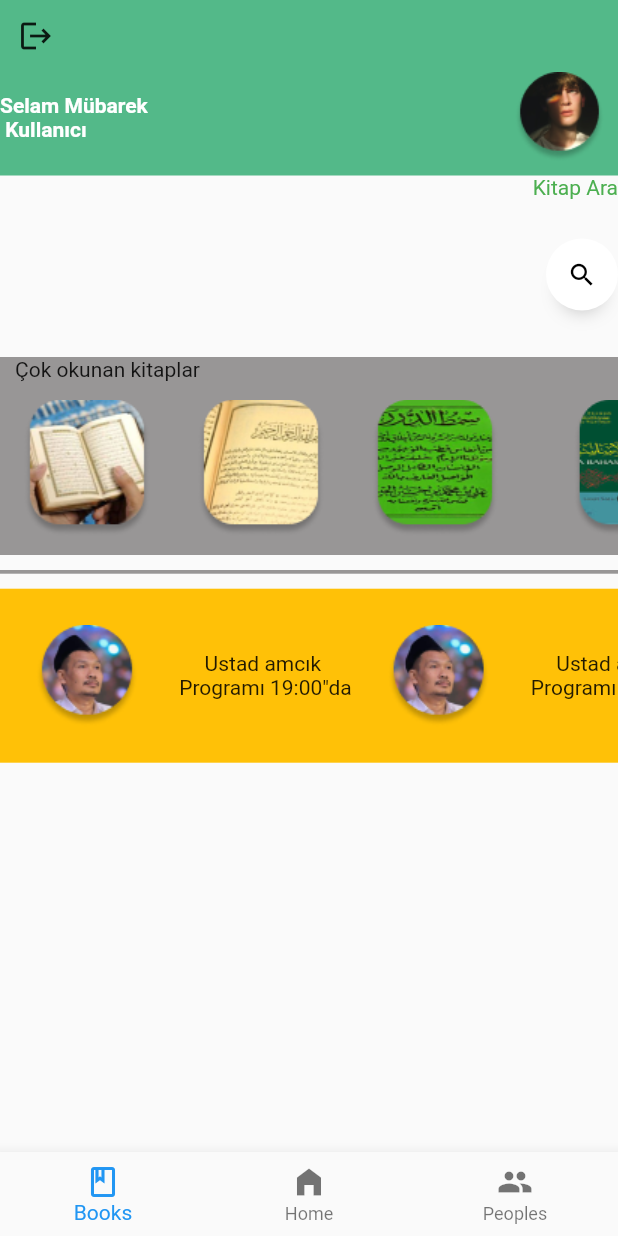
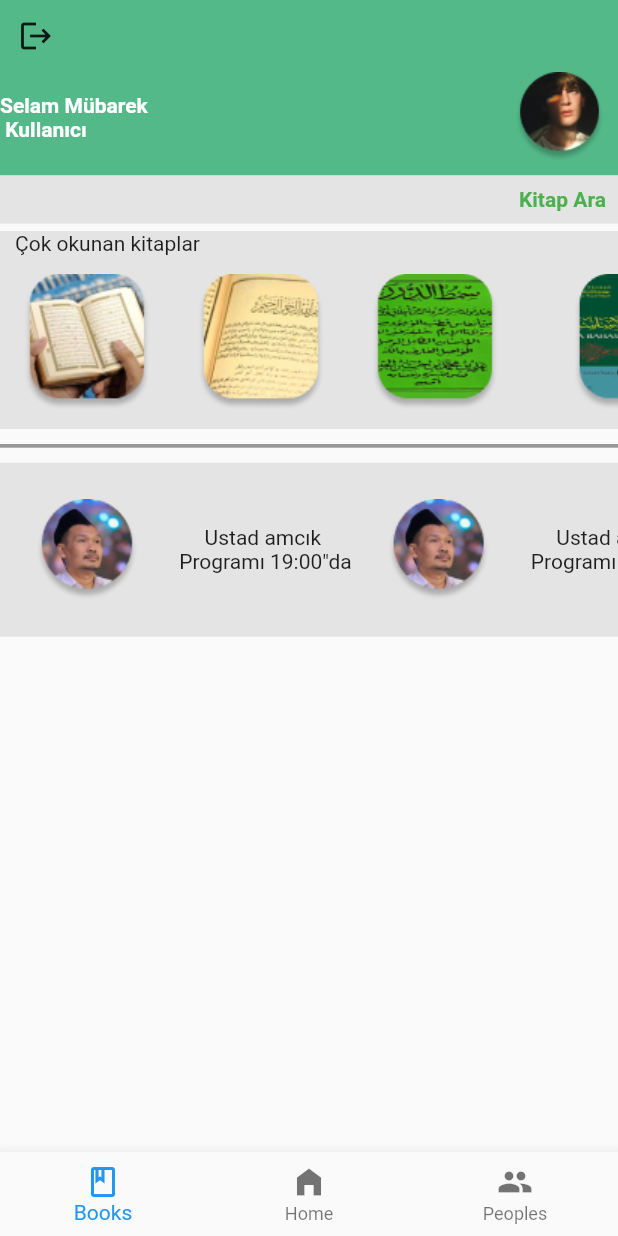
Before and after one commit to EmrSyhn/muslumanproject, a Flutter app: the LoginPage screen opened directly, after a tap on "Login", on a phone screen of 412 x 824 dp. Run offline on Flutter 3.47's test engine with Material 2 defaults, Android fonts, the phone set to English and light mode, and no system bars; drawn by our look-alikes of anim_search_bar.

Commit message:
ufak düzenlemeler

```diff
--- a/lib/login.dart
+++ b/lib/login.dart
@@ -26,13 +26,13 @@ class LoginPage extends StatelessWidget {
                   padding: const EdgeInsets.all(20),
                   child: Column(
                     children: [
-                      TextField(
+                      TextFormField(
                         decoration: InputDecoration(
                             border: UnderlineInputBorder(
                                 borderRadius: BorderRadius.circular(5.0)),
                             hintText: 'Username'),
                       ),
-                      TextField(
+                      TextFormField(
                         decoration: InputDecoration(
                             border: UnderlineInputBorder(
                                 borderRadius: BorderRadius.circular(5.0)),
@@ -43,6 +43,14 @@ class LoginPage extends StatelessWidget {
                 ),
               ),
               ElevatedButton(
+                style: ElevatedButton.styleFrom(
+                  primary: const Color.fromARGB(255, 11, 65, 72),
+                  shadowColor: const Color.fromRGBO(11, 65, 72, 1),
+                  elevation: 3,
+                  shape: RoundedRectangleBorder(
+                      borderRadius: BorderRadius.circular(32.0)),
+                  minimumSize: const Size(232, 45),
+                ),
                 onPressed: () {
                   Navigator.push(
                     context,
@@ -50,7 +58,7 @@ class LoginPage extends StatelessWidget {
                   );
                 },
                 child: const Text('Login'),
-              )
+              ),
             ],
           ),
         ),
--- a/lib/main.dart
+++ b/lib/main.dart
@@ -18,7 +18,7 @@ class MyApp extends StatelessWidget {
     return MaterialApp(
       theme: ThemeData(primaryColor: Colors.green),
       debugShowCheckedModeBanner: false,
-      home: HomePage(),
+      home: const HomePage(),
     );
   }
 }
--- a/lib/userpage.dart
+++ b/lib/userpage.dart
@@ -1,5 +1,5 @@
 import 'package:flutter/material.dart';
-import 'package:anim_search_bar/anim_search_bar.dart';
+// import 'package:anim_search_bar/anim_search_bar.dart';
 
 class UserPage extends StatefulWidget {
   const UserPage({Key? key}) : super(key: key);
@@ -66,35 +66,43 @@ class _UserPageState extends State<UserPage> {
                   ],
                 ),
               ),
-              Column(
-                crossAxisAlignment: CrossAxisAlignment.end,
-                children: [
-                  const Text(
-                    'Kitap Ara',
-                    style: TextStyle(color: Colors.green),
-                  ),
-                  Row(
-                    mainAxisAlignment: MainAxisAlignment.end,
-                    children: [
-                      AnimSearchBar(
-                        helpText: 'Arama yap',
-                        width: 300,
-                        textController: textController,
-                        onSuffixTap: () {
-                          setState(
-                            () {
-                              textController.clear();
-                            },
-                          );
-                        },
+              Container(
+                color: const Color.fromARGB(255, 228, 228, 228),
+                width: MediaQuery.of(context).size.width,
+                child: Padding(
+                  padding: const EdgeInsets.all(8.0),
+                  child: Column(
+                    crossAxisAlignment: CrossAxisAlignment.end,
+                    children: const [
+                      Text(
+                        'Kitap Ara',
+                        style: TextStyle(
+                            color: Colors.green, fontWeight: FontWeight.bold),
                       ),
+                      // Row(
+                      //   mainAxisAlignment: MainAxisAlignment.end,
+                      //   children: [
+                      //     AnimSearchBar(
+                      //       helpText: 'Arama yap',
+                      //       width: 300,
+                      //       textController: textController,
+                      //       onSuffixTap: () {
+                      //         setState(
+                      //           () {
+                      //             textController.clear();
+                      //           },
+                      //         );
+                      //       },
+                      //     ),
+                      //   ],
+                      // ),
                     ],
                   ),
-                ],
+                ),
               ),
               const SizedBox(height: 5),
               Container(
-                color: const Color.fromARGB(255, 152, 150, 150),
+                color: const Color.fromARGB(255, 228, 228, 228),
                 width: MediaQuery.of(context).size.width,
                 child: SingleChildScrollView(
                   scrollDirection: Axis.horizontal,
@@ -140,7 +148,7 @@ class _UserPageState extends State<UserPage> {
               ),
               const SizedBox(height: 10),
               Container(
-                color: Colors.amber,
+                color: const Color.fromARGB(255, 228, 228, 228),
                 width: MediaQuery.of(context).size.width,
                 child: SingleChildScrollView(
                   scrollDirection: Axis.horizontal,
@@ -161,8 +169,6 @@ class _UserPageState extends State<UserPage> {
                             icon: Image.asset('assets/images/kelaynak.png'),
                             iconSize: 100,
                             onPressed: () {},
-                            tooltip: 'button with icon',
-                            highlightColor: Colors.deepOrangeAccent,
                           ),
                           const Text(
                             'Ustad amcık\n Programı 19:00"da',
```
